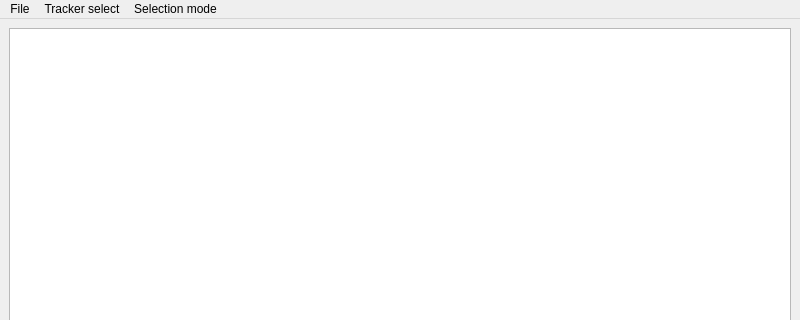
abubaca4/pattern-recognition-lab-4, file mainwindow.ui: the form before one commit; both pictures show x 0 to 800 and y 0 to 320 of the 800 by 600 pixel window.
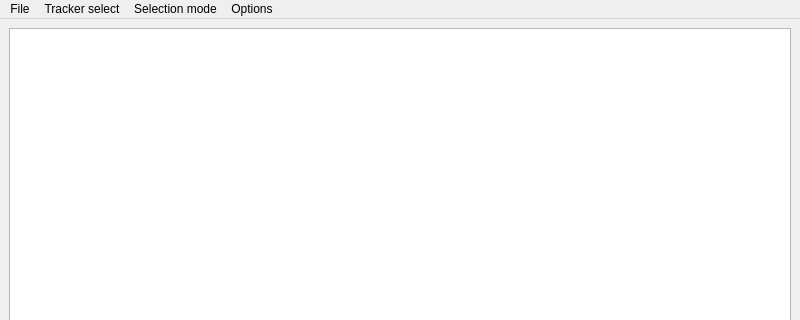
The form after the commit.

Commit message: add frame rate control button and trajectory view

```diff
--- a/mainwindow.ui
+++ b/mainwindow.ui
@@ -55,9 +55,16 @@
     <addaction name="actionManual"/>
     <addaction name="actionMotion"/>
    </widget>
+   <widget class="QMenu" name="menuOptions">
+    <property name="title">
+     <string>Options</string>
+    </property>
+    <addaction name="actionFrame_control"/>
+   </widget>
    <addaction name="menuFile"/>
    <addaction name="menuTracker_select"/>
    <addaction name="menuSelection_mode"/>
+   <addaction name="menuOptions"/>
   </widget>
   <widget class="QStatusBar" name="statusbar"/>
   <action name="actionOpen_file">
```
Left out of the diff: 11 changed lines with no effect on the pictures. The commit also changes 4 other files.
